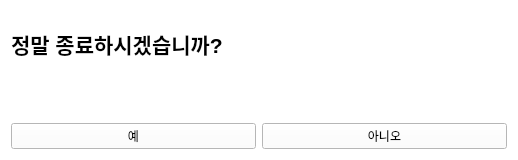
Above: src/component/Popup/Popup.ui from ryanhe4/peviewer before the change. Below: the same form after it.
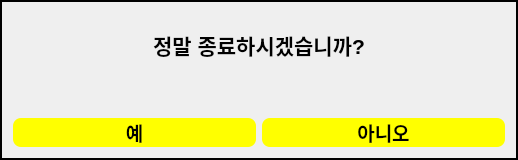
That is the form after the change.

Commit message: Change: Exit Popup with screenMask(GraphicsOpacityEffect)

```diff
--- a/src/component/Popup/Popup.ui
+++ b/src/component/Popup/Popup.ui
@@ -1,7 +1,7 @@
 <?xml version="1.0" encoding="UTF-8"?>
 <ui version="4.0">
  <class>Popup</class>
- <widget class="QWidget" name="Popup">
+ <widget class="QFrame" name="Popup">
   <property name="geometry">
    <rect>
     <x>0</x>
@@ -29,7 +29,21 @@
    <string>Popup</string>
   </property>
   <property name="styleSheet">
-   <string notr="true">background:white;</string>
+   <string notr="true">background:white;
+    QFrame{
+    border: 2px solid black;
+    border-radius: 8px;
+    }
+   </string>
+  </property>
+  <property name="frameShape">
+   <enum>QFrame::Box</enum>
+  </property>
+  <property name="frameShadow">
+   <enum>QFrame::Plain</enum>
+  </property>
+  <property name="lineWidth">
+   <number>2</number>
   </property>
   <layout class="QVBoxLayout" name="verticalLayout">
    <item>
@@ -49,6 +63,9 @@
      <property name="textFormat">
       <enum>Qt::AutoText</enum>
      </property>
+     <property name="alignment">
+      <set>Qt::AlignCenter</set>
+     </property>
      <property name="buddy">
       <cstring>label</cstring>
      </property>
@@ -61,6 +78,21 @@
      </property>
      <item alignment="Qt::AlignBottom">
       <widget class="QPushButton" name="pushButton">
+       <property name="font">
+        <font>
+         <family>Hack</family>
+         <pointsize>14</pointsize>
+         <bold>true</bold>
+        </font>
+       </property>
+       <property name="cursor">
+        <cursorShape>PointingHandCursor</cursorShape>
+       </property>
+       <property name="styleSheet">
+        <string notr="true">border-radius:8px;
+         background: yellow;
+        </string>
+       </property>
        <property name="text">
         <string>예</string>
        </property>
@@ -68,6 +100,21 @@
      </item>
      <item alignment="Qt::AlignBottom">
       <widget class="QPushButton" name="pushButton_2">
+       <property name="font">
+        <font>
+         <family>Hack</family>
+         <pointsize>14</pointsize>
+         <bold>true</bold>
+        </font>
+       </property>
+       <property name="cursor">
+        <cursorShape>PointingHandCursor</cursorShape>
+       </property>
+       <property name="styleSheet">
+        <string notr="true">border-radius:8px;
+         background: yellow;
+        </string>
+       </property>
        <property name="text">
         <string>아니오</string>
        </property>
```
The commit also changes 5 other files.
